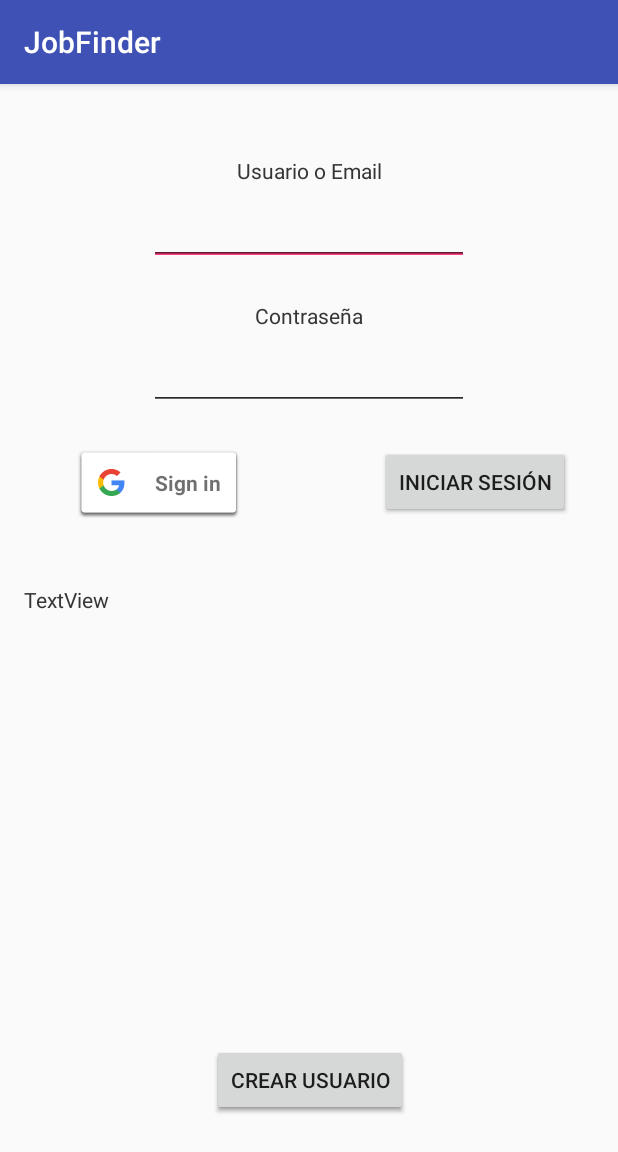
After one commit to EzeGimenez/Contactos-que-sirven, an Android app: the LogInFragment screen opened directly, with no data from a screen before it, on a phone screen of 412 x 824 dp. The commit adds this screen. Shown: the top 1152 px of the screen. Run offline under Robolectric (Android 15) with nearby library versions, the phone set to English and light mode, and no system bars; our stand-ins replace Firebase (no records; nobody signed in at launch, a user with empty details on screens opened directly).

Commit message:
Eliminado parte innecesaria del proyeceto

```diff
--- a/app/src/main/AndroidManifest.xml
+++ b/app/src/main/AndroidManifest.xml
@@ -9,12 +9,14 @@
         android:roundIcon="@mipmap/ic_launcher_round"
         android:supportsRtl="true"
         android:theme="@style/AppTheme">
-        <activity android:name=".MainActivity" >
+        <activity android:name=".MainActivity">
             <intent-filter>
                 <action android:name="android.intent.action.MAIN" />
+
                 <category android:name="android.intent.category.LAUNCHER" />
             </intent-filter>
         </activity>
+        <activity android:name=".LoginActivity"></activity>
     </application>
 
 </manifest>
--- /dev/null
+++ b/app/src/main/java/com/visoft/jobfinder/LogInFragment.java
@@ -0,0 +1,192 @@
+package com.visoft.jobfinder;
+
+import android.content.Intent;
+import android.os.Bundle;
+import android.support.annotation.NonNull;
+import android.support.annotation.Nullable;
+import android.support.v4.app.Fragment;
+import android.view.LayoutInflater;
+import android.view.View;
+import android.view.ViewGroup;
+import android.widget.EditText;
+import android.widget.TextView;
+import android.widget.Toast;
+
+import com.google.android.gms.auth.api.signin.GoogleSignIn;
+import com.google.android.gms.auth.api.signin.GoogleSignInAccount;
+import com.google.android.gms.auth.api.signin.GoogleSignInClient;
+import com.google.android.gms.auth.api.signin.GoogleSignInOptions;
+import com.google.android.gms.common.SignInButton;
+import com.google.android.gms.common.api.ApiException;
+import com.google.android.gms.tasks.OnCompleteListener;
+import com.google.android.gms.tasks.Task;
+import com.google.firebase.auth.AuthCredential;
+import com.google.firebase.auth.AuthResult;
+import com.google.firebase.auth.FirebaseAuth;
+import com.google.firebase.auth.FirebaseUser;
+import com.google.firebase.auth.GoogleAuthProvider;
+
+
+public class LogInFragment extends Fragment implements View.OnClickListener {
+    private GoogleSignInClient mGoogleSignInClient;
+    private SignInButton buttonGoogleSignIn;
+    private FirebaseAuth mAuth;
+    private EditText emailET, passwordET;
+
+    private final static int RC_GOOGLE_SIGNIN = 1;
+
+    public LogInFragment() {
+        // Required empty public constructor
+    }
+
+    @Override
+    public View onCreateView(LayoutInflater inflater, ViewGroup container,
+                             Bundle savedInstanceState) {
+        // Inflate the layout for this fragment
+        return inflater.inflate(R.layout.fragment_log_in, container, false);
+    }
+
+    @Override
+    public void onViewCreated(@NonNull View view, @Nullable Bundle savedInstanceState) {
+        super.onViewCreated(view, savedInstanceState);
+
+        GoogleSignInOptions gso = new GoogleSignInOptions.Builder(GoogleSignInOptions.DEFAULT_SIGN_IN)
+                .requestIdToken(getString(R.string.oauthId))
+                .requestEmail()
+                .requestId()
+                .build();
+
+        mGoogleSignInClient = GoogleSignIn.getClient(getActivity(), gso);
+        mAuth = FirebaseAuth.getInstance();
+
+        //Initialization of UI Components
+        buttonGoogleSignIn = view.findViewById(R.id.buttonSignInWithGoogle);
+        emailET = view.findViewById(R.id.etUsername);
+        passwordET = view.findViewById(R.id.etPassword);
+
+        //Listeners for buttons
+        view.findViewById(R.id.buttonAcceptLogIn).setOnClickListener(this);
+        buttonGoogleSignIn.setOnClickListener(this);
+    }
+
+
+    /**
+     * Method to update UI and to check whether its null
+     *
+     * @param account account of the logged in user, can be null
+     */
+    private void updateUI(@Nullable FirebaseUser account) {
+        if (account != null) {
+            ((LoginActivity)getActivity()).onBackPressed();
+        } else {
+
+        }
+    }
+
+    /**
+     * Prompt the user to signIn with a google Account
+     */
+    private void signInWithGoogle() {
+        Intent signInIntent = mGoogleSignInClient.getSignInIntent();
+        startActivityForResult(signInIntent, RC_GOOGLE_SIGNIN);
+    }
+
+    @Override
+    public void onClick(View v) {
+        switch (v.getId()) {
+            case R.id.buttonSignInWithGoogle:
+                signInWithGoogle();
+                break;
+            case R.id.buttonAcceptLogIn:
+                signInWithEmail(emailET.getText().toString(), passwordET.getText().toString());
+                break;
+        }
+    }
+
+    private void signInWithEmail(String email, String password) {
+        if (!checkCredentials(email, password)) {
+            Toast.makeText(getContext(), "wrong credentials", Toast.LENGTH_SHORT).show();
+            return;
+        }
+
+        mAuth.signInWithEmailAndPassword(email, password)
+                .addOnCompleteListener(getActivity(), new OnCompleteListener<AuthResult>() {
+                    @Override
+                    public void onComplete(@NonNull Task<AuthResult> task) {
+                        if (task.isSuccessful()) {
+                            //Correctly logged in
+                            Toast.makeText(getContext(), "Correctly signed in", Toast.LENGTH_SHORT).show();
+                            FirebaseUser user = mAuth.getCurrentUser();
+                            updateUI(user);
+                        } else {
+                            Toast.makeText(getContext(), "Sign in failed" + task.getException(), Toast.LENGTH_LONG).show();
+                            updateUI(null);
+                        }
+                    }
+                });
+    }
+
+    /**
+     * Validates the email and the password
+     *
+     * @param email    email
+     * @param password password
+     * @return true if they're correctly formatted, false otherwise
+     */
+    private boolean checkCredentials(String email, String password) {
+        //TODO Improve checkCredentials
+        if (email == null || password == null) {
+            return false;
+        }
+        if (email.trim().length() < 5 || password.trim().length() < 6) {
+            return false;
+        }
+        if (!email.contains("@")) {
+            return false;
+        }
+        return true;
+    }
+
+    /**
+     * Came back from google sign in prompt
+     *
+     * @param requestCode
+     * @param resultCode
+     * @param intent
+     */
+    @Override
+    public void onActivityResult(int requestCode, int resultCode, Intent intent) {
+        super.onActivityResult(requestCode, resultCode, intent);
+
+        if (requestCode == RC_GOOGLE_SIGNIN) {
+            Task<GoogleSignInAccount> task = GoogleSignIn.getSignedInAccountFromIntent(intent);
+            try {
+                //Recibido un task completado conteniendo la cuenta de google
+                GoogleSignInAccount acc = task.getResult(ApiException.class);
+                authWithGoogle(acc);
+            } catch (ApiException e) {
+                //TODO arreglar excepción
+                Toast.makeText(getContext(), "error al iniciar sesion", Toast.LENGTH_SHORT).show();
+                updateUI(null);
+            }
+        }
+    }
+
+    private void authWithGoogle(GoogleSignInAccount acc) {
+        AuthCredential cred = GoogleAuthProvider.getCredential(acc.getIdToken(), null);
+        mAuth.signInWithCredential(cred)
+                .addOnCompleteListener(getActivity(), new OnCompleteListener<AuthResult>() {
+                    @Override
+                    public void onComplete(@NonNull Task<AuthResult> task) {
+                        if (task.isSuccessful()) {
+                            Toast.makeText(getContext(), "Log in success", Toast.LENGTH_SHORT).show();
+                            FirebaseUser user = mAuth.getCurrentUser();
+                            updateUI(user);
+                        } else {
+                            Toast.makeText(getContext(), "Log in failed", Toast.LENGTH_SHORT).show();
+                            updateUI(null);
+                        }
+                    }
+                });
+    }
+}
--- /dev/null
+++ b/app/src/main/java/com/visoft/jobfinder/LoginActivity.java
@@ -0,0 +1,25 @@
+package com.visoft.jobfinder;
+
+import android.os.Bundle;
+import android.support.v4.app.FragmentManager;
+import android.support.v7.app.AppCompatActivity;
+
+public class LoginActivity extends AppCompatActivity {
+    private FragmentManager fragmentManager;
+    private static final String LOGINFRAGMENT_TAG = "LogInFragment";
+
+    @Override
+    protected void onCreate(Bundle savedInstanceState) {
+        super.onCreate(savedInstanceState);
+        setContentView(R.layout.activity_login);
+
+        fragmentManager = getSupportFragmentManager();
+
+        //Start the UI
+        LogInFragment logInFragment = new LogInFragment();
+        fragmentManager.beginTransaction()
+                .add(R.id.fragmentSignInSignUp,logInFragment, LOGINFRAGMENT_TAG)
+                .addToBackStack(null)
+                .commit();
+    }
+}
--- /dev/null
+++ b/app/src/main/res/layout/activity_login.xml
@@ -0,0 +1,18 @@
+<?xml version="1.0" encoding="utf-8"?>
+<android.support.constraint.ConstraintLayout xmlns:android="http://schemas.android.com/apk/res/android"
+    xmlns:app="http://schemas.android.com/apk/res-auto"
+    xmlns:tools="http://schemas.android.com/tools"
+    android:layout_width="match_parent"
+    android:layout_height="match_parent"
+    tools:context=".LoginActivity">
+
+    <fragment
+        android:id="@+id/fragmentSignInSignUp"
+        android:name="com.visoft.jobfinder.LogInFragment"
+        android:layout_width="0dp"
+        android:layout_height="0dp"
+        app:layout_constraintBottom_toBottomOf="parent"
+        app:layout_constraintEnd_toEndOf="parent"
+        app:layout_constraintStart_toStartOf="parent"
+        app:layout_constraintTop_toTopOf="parent" />
+</android.support.constraint.ConstraintLayout>
--- a/app/src/main/res/layout/activity_main.xml
+++ b/app/src/main/res/layout/activity_main.xml
@@ -6,4 +6,10 @@
     android:layout_height="match_parent"
     tools:context=".MainActivity">
 
+    <Button
+        android:text="Sign In"
+        android:id="@+id/signInButton"
+        android:layout_width="wrap_content"
+        android:layout_height="wrap_content" />
+
 </android.support.constraint.ConstraintLayout>
--- /dev/null
+++ b/app/src/main/res/layout/fragment_log_in.xml
@@ -0,0 +1,105 @@
+<?xml version="1.0" encoding="utf-8"?>
+<android.support.constraint.ConstraintLayout xmlns:android="http://schemas.android.com/apk/res/android"
+    xmlns:tools="http://schemas.android.com/tools"
+    xmlns:app="http://schemas.android.com/apk/res-auto"
+    android:layout_width="match_parent"
+    android:layout_height="match_parent"
+    tools:context=".LogInFragment">
+
+    <com.google.android.gms.common.SignInButton
+        android:id="@+id/buttonSignInWithGoogle"
+        android:layout_width="wrap_content"
+        android:layout_height="wrap_content"
+        android:layout_marginStart="32dp"
+        android:layout_marginTop="24dp"
+        app:layout_constraintEnd_toStartOf="@+id/buttonAcceptLogIn"
+        app:layout_constraintHorizontal_bias="0.166"
+        app:layout_constraintStart_toStartOf="parent"
+        app:layout_constraintTop_toBottomOf="@+id/etPassword" />
+
+    <EditText
+        android:id="@+id/etUsername"
+        android:layout_width="wrap_content"
+        android:layout_height="wrap_content"
+        android:layout_marginEnd="8dp"
+        android:layout_marginStart="8dp"
+        android:layout_marginTop="8dp"
+        android:ems="10"
+        android:inputType="text"
+        android:singleLine="true"
+        app:layout_constraintEnd_toEndOf="parent"
+        app:layout_constraintStart_toStartOf="parent"
+        app:layout_constraintTop_toBottomOf="@+id/tvUsername" />
+
+    <TextView
+        android:id="@+id/tvUsername"
+        android:layout_width="wrap_content"
+        android:layout_height="wrap_content"
+        android:layout_marginEnd="8dp"
+        android:layout_marginStart="8dp"
+        android:layout_marginTop="48dp"
+        android:text="Usuario o Email"
+        app:layout_constraintEnd_toEndOf="parent"
+        app:layout_constraintStart_toStartOf="parent"
+        app:layout_constraintTop_toTopOf="parent" />
+
+    <TextView
+        android:id="@+id/tvPassword"
+        android:layout_width="wrap_content"
+        android:layout_height="wrap_content"
+        android:layout_marginEnd="8dp"
+        android:layout_marginStart="8dp"
+        android:layout_marginTop="24dp"
+        android:text="Contraseña"
+        app:layout_constraintEnd_toEndOf="parent"
+        app:layout_constraintStart_toStartOf="parent"
+        app:layout_constraintTop_toBottomOf="@+id/etUsername" />
+
+    <EditText
+        android:id="@+id/etPassword"
+        android:layout_width="wrap_content"
+        android:layout_height="wrap_content"
+        android:layout_marginEnd="8dp"
+        android:layout_marginStart="8dp"
+        android:layout_marginTop="8dp"
+        android:ems="10"
+        android:inputType="textPassword"
+        android:singleLine="true"
+        app:layout_constraintEnd_toEndOf="parent"
+        app:layout_constraintStart_toStartOf="parent"
+        app:layout_constraintTop_toBottomOf="@+id/tvPassword" />
+
+    <Button
+        android:id="@+id/buttonAcceptLogIn"
+        android:layout_width="wrap_content"
+        android:layout_height="wrap_content"
+        android:layout_marginEnd="32dp"
+        android:layout_marginTop="24dp"
+        android:text="Iniciar Sesión"
+        app:layout_constraintEnd_toEndOf="parent"
+        app:layout_constraintTop_toBottomOf="@+id/etPassword" />
+
+    <Button
+        android:id="@+id/buttonSignUp"
+        android:layout_width="wrap_content"
+        android:layout_height="wrap_content"
+        android:layout_marginBottom="80dp"
+        android:layout_marginEnd="8dp"
+        android:layout_marginStart="8dp"
+        android:text="Crear Usuario"
+        app:layout_constraintBottom_toBottomOf="parent"
+        app:layout_constraintEnd_toEndOf="parent"
+        app:layout_constraintHorizontal_bias="0.502"
+        app:layout_constraintStart_toStartOf="parent" />
+
+    <TextView
+        android:id="@+id/tvShowInfo"
+        android:layout_width="wrap_content"
+        android:layout_height="wrap_content"
+        android:layout_marginStart="16dp"
+        android:layout_marginTop="44dp"
+        android:text="TextView"
+        app:layout_constraintStart_toStartOf="parent"
+        app:layout_constraintTop_toBottomOf="@+id/buttonSignInWithGoogle" />
+
+</android.support.constraint.ConstraintLayout>
--- a/app/src/main/res/values/strings.xml
+++ b/app/src/main/res/values/strings.xml
@@ -1,3 +1,7 @@
 <resources>
     <string name="app_name">JobFinder</string>
+    <string name="oauthId">421055195921-q7vcj31bcr0lmhe9s4p9176r44ndma8m.apps.googleusercontent.com</string>
+
+    <!-- TODO: Remove or change this placeholder text -->
+    <string name="hello_blank_fragment">Hello blank fragment</string>
 </resources>
--- a/build.gradle
+++ b/build.gradle
@@ -12,7 +12,7 @@ buildscript {
 
         // NOTE: Do not place your application dependencies here; they belong
         // in the individual module build.gradle files
-        classpath 'com.google.gms:google-services:3.1.1'
+        classpath 'com.google.gms:google-services:4.0.1'
     }
 }
 
```
Also changed, not shown: app/build.gradle (+6 -3 lines), app/src/main/java/com/visoft/jobfinder/MainActivity.java (+26 -5 lines).
